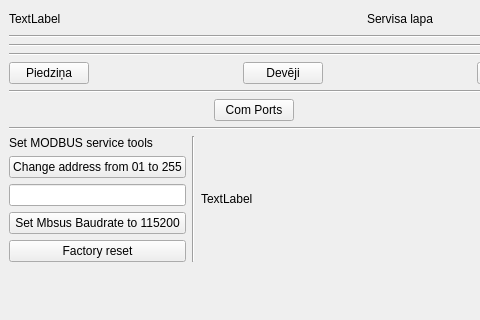
Before: the Qt Designer form hwservice.ui in kasarkonic/Sauka1, drawn with Qt 5; both pictures show x 0 to 480 and y 0 to 320 of the 800 by 600 pixel window.
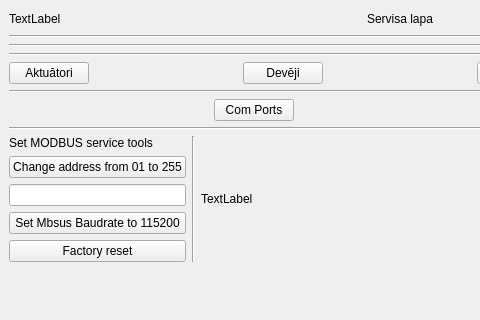
After: the same form once the commit is applied.

```diff
--- a/hwservice.ui
+++ b/hwservice.ui
@@ -96,7 +96,7 @@
           <item>
            <widget class="QPushButton" name="pushButton_actuator">
             <property name="text">
-             <string>Piedziņa</string>
+             <string>Aktuātori</string>
             </property>
            </widget>
           </item>
```
